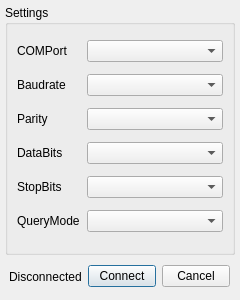
Old version of the form GSS_Control_Station/GSSControlStation/connectdialog.ui in the repository tongvtdan/gcs.
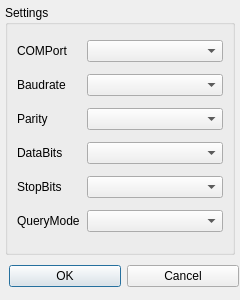
New version of the form. Icons and pictures are not drawn.

What changed in the file:
```diff
--- a/GSS_Control_Station/GSSControlStation/connectdialog.ui
+++ b/GSS_Control_Station/GSSControlStation/connectdialog.ui
@@ -170,29 +170,22 @@
     </item>
    </layout>
   </widget>
-  <widget class="QWidget" name="">
+  <widget class="QWidget" name="layoutWidget">
    <property name="geometry">
     <rect>
      <x>9</x>
      <y>263</y>
-     <width>221</width>
+     <width>230</width>
      <height>27</height>
     </rect>
    </property>
    <layout class="QHBoxLayout" name="horizontalLayout_8">
-    <item>
-     <widget class="QLabel" name="linkstatuslabel">
-      <property name="text">
-       <string>Disconnected</string>
-      </property>
-     </widget>
-    </item>
     <item>
      <layout class="QHBoxLayout" name="horizontalLayout_7">
       <item>
        <widget class="QPushButton" name="connectButton">
         <property name="text">
-         <string>Connect</string>
+         <string>OK</string>
         </property>
        </widget>
       </item>
```
Left out of the diff: 2 changed lines with no effect on the pictures.
